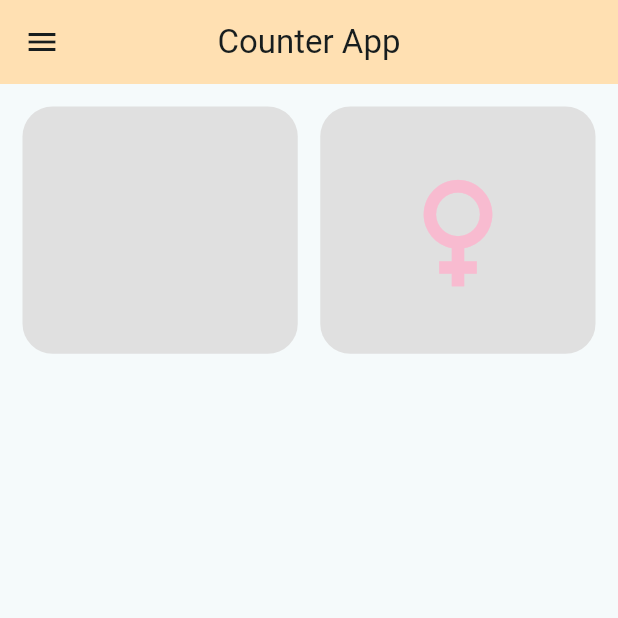
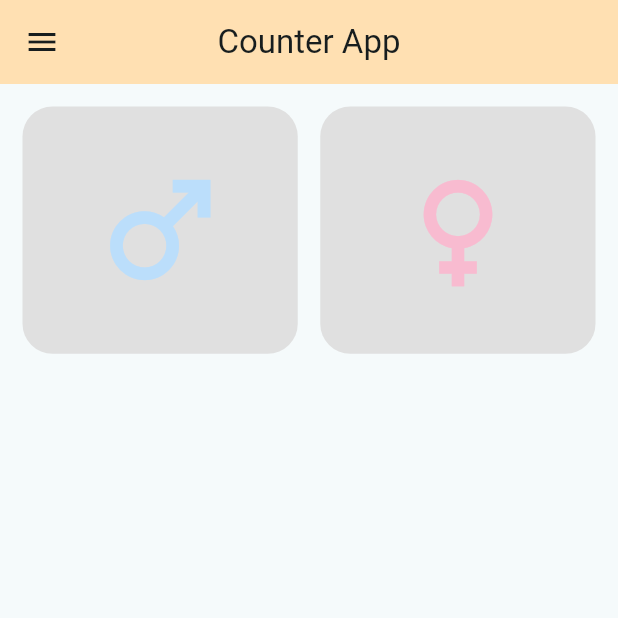
Before and after one commit to Ratndeep1999/counter_application, a Flutter app: the screen it shows after launch, on a phone screen of 412 x 824 dp, the top half of it. Run offline on Flutter 3.47's test engine with Material 3 defaults, Android fonts, the phone set to English and light mode, and no system bars.

Commit message:
counter_app_page.dart : class add, AppBar add, SafeArea add, container for male and female add(icon added),

```diff
--- a/lib/counter_app_page.dart
+++ b/lib/counter_app_page.dart
@@ -24,6 +24,7 @@ class CounterAppPage extends StatelessWidget {
               // Gender Section
               Row(
                 children: [
+                  // Male container
                   Expanded(
                     child: Container(
                       height: MediaQuery.of(context).size.height * 0.20,
@@ -32,11 +33,17 @@ class CounterAppPage extends StatelessWidget {
                         borderRadius: BorderRadius.circular(20),
                         color: Colors.grey.shade300,
                       ),
+                      child: Icon(
+                        Icons.male,
+                        size: 100,
+                        color: Colors.blue.shade100,
+                      ),
                     ),
                   ),
 
                   SizedBox(width: 15),
 
+                  // Female container
                   Expanded(
                     child: Container(
                       height: MediaQuery.of(context).size.height * 0.20,
```
